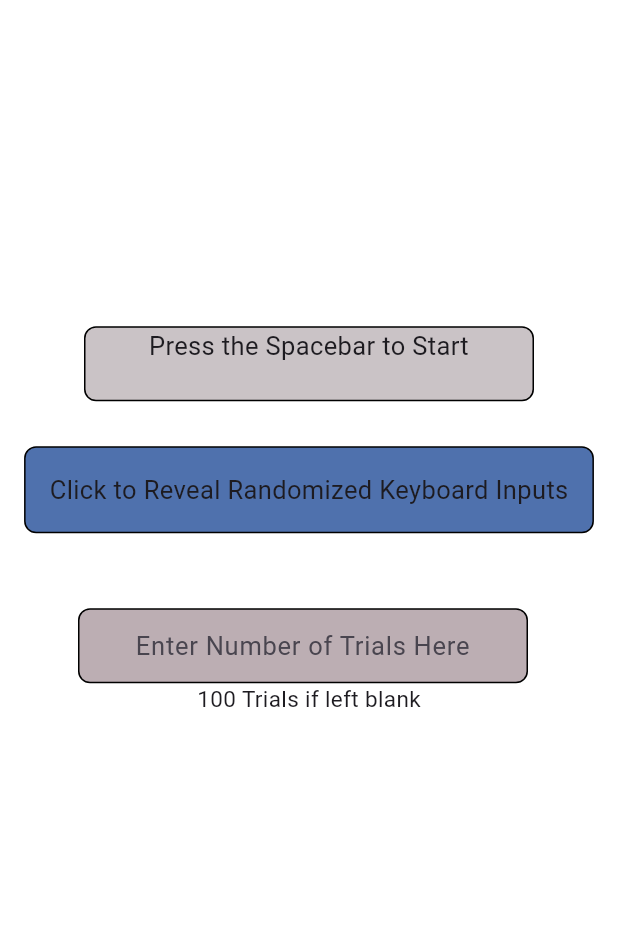
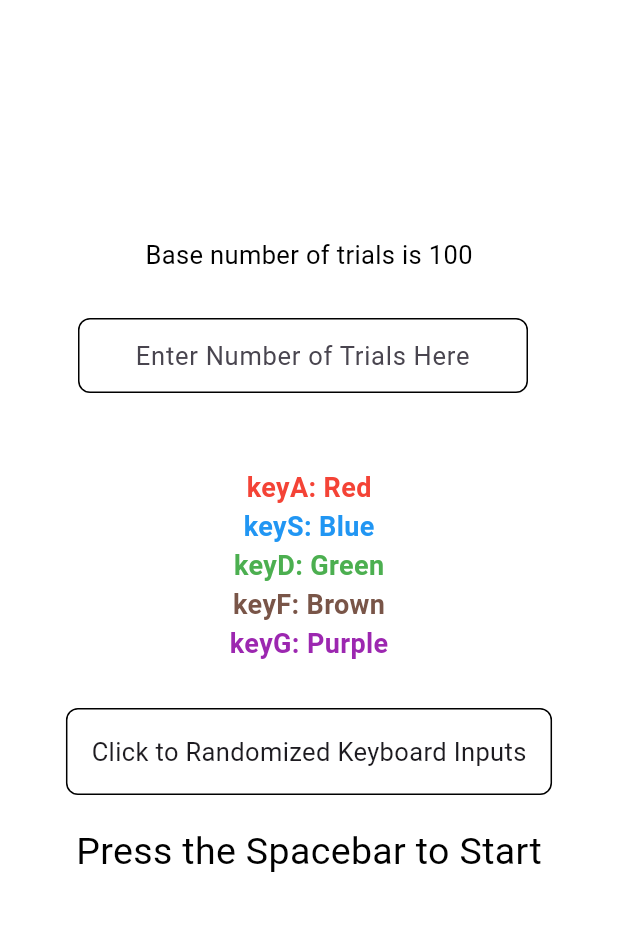
Before and after one commit to Neurotech-BCI/Application, a Flutter app: the screen it shows after launch, on a phone screen of 412 x 824 dp, the part 84-1015 px from its top. Run offline on Flutter 3.47's test engine with Material 3 defaults, Android fonts, the phone set to English and light mode, and no system bars; our stand-ins replace csv, flutter_bloc, googleapis_auth; missing offline and left inert: googleapis; project files that could hold a hidden picture were left out.

Commit message:
STROOP: FINISHED DATA LOGIC AND PRESENTATION LAYOUT

```diff
--- a/stroop/lib/main.dart
+++ b/stroop/lib/main.dart
@@ -4,9 +4,7 @@ import 'package:flutter/material.dart';
 import 'package:flutter_bloc/flutter_bloc.dart';
 import 'dart:async';
 import 'package:flutter/services.dart';
-import 'package:path_provider/path_provider.dart';
 import 'package:csv/csv.dart';
-import 'dart:io';
 import 'dart:convert'; // For json.decode and utf8.encode
 import 'package:googleapis/drive/v3.dart' as drive;
 import 'package:googleapis_auth/auth_io.dart';  // <-- Import here
@@ -34,6 +32,8 @@ final List<LogicalKeyboardKey> keys = [
 final List<String> keyStrings = ['keyA', 'keyS', 'keyD', 'keyF', 'keyG'];
 // Make a top-level Random instance
 final Random randy = Random(DateTime.now().millisecondsSinceEpoch);
+
+final String testStamp = DateTime.now().toIso8601String();
 
 // ------------------ TestObject --------------------------
 class TestObjectState {
@@ -92,7 +92,7 @@ class TestController {
 
 class TestControllerCubit extends Cubit<TestController> {
   TestControllerCubit()
-      : super( TestController(100, 0, false, false, false, false, DateTime.utc(1970, 1, 1), DateTime.utc(1970, 1, 1), []));
+      : super( TestController(100, 0, false, false, false, false, DateTime.utc(1970, 1, 1), DateTime.utc(1970, 1, 1), [0, 1, 2, 3, 4]));
 
   List<int> generateUniqueRandomInts() {
     List<int> numbers = List.generate(5, (index) => index);
@@ -106,18 +106,21 @@ class TestControllerCubit extends Cubit<TestController> {
     state.mEndTime, generateUniqueRandomInts()));
   }
   void initStroop(int cnt) {
+    print("CONTROLLER: INIT STROOP");
     emit(TestController(cnt, state.mCurrCount,
     !state.mStarted, state.mFinished, state.mCorrect,
     state.mQuestioning, state.mStartTime,
     state.mEndTime, state.mKeyBoardLayout));
   }
   void updateFinished() {
+    print("CONTROLLER: FINISHED ON");
     emit(TestController(state.mTaskCount, state.mCurrCount,
     state.mStarted, true, state.mCorrect,
      true, state.mStartTime,
      state.mEndTime, state.mKeyBoardLayout));
   }
   void updateCorrect(bool correct) {
+    print("CONTROLLER: UPDATECORRECT");
     emit(TestController(state.mTaskCount, state.mCurrCount,
     state.mStarted, state.mFinished, correct, state.mQuestioning,
     state.mStartTime, state.mEndTime, state.mKeyBoardLayout));
@@ -125,6 +128,7 @@ class TestControllerCubit extends Cubit<TestController> {
   void updateQuestioning() {
     if(state.mQuestioning == false)
     {
+      print("CONTROLLER: QUESTIONING ON");
       emit(TestController(state.mTaskCount, state.mCurrCount + 1,
       state.mStarted, state.mFinished, state.mCorrect,
       !state.mQuestioning, DateTime.now(),
@@ -132,6 +136,7 @@ class TestControllerCubit extends Cubit<TestController> {
     }
     else
     {
+      print("CONTROLLER: QUESTIONING OFF");
       emit(TestController(state.mTaskCount, state.mCurrCount,
         state.mStarted, state.mFinished, state.mCorrect,
         !state.mQuestioning, state.mStartTime,
@@ -232,7 +237,7 @@ class CsvTracker {
 
   void writeOutData() async {
     final csvData = toCsvString();
-    final fileName = 'stroop_test_${DateTime.now().toIso8601String()}.csv';
+    final fileName = 'stroop_test_$testStamp.csv';
     await uploadFileToDrive(csvData, fileName);
   }
 }
@@ -301,8 +306,9 @@ class TaskCubit extends Cubit<TaskState> {
       }
       else if (!controllerState.mQuestioning)
       {
-        if (controllerState.mCurrCount > controllerState.mTaskCount)
+        if (controllerState.mCurrCount >= controllerState.mTaskCount)
         {
+          updateData();
           controllerCubit.updateFinished();
         }
         else
@@ -395,15 +401,16 @@ class MyHomePage extends StatelessWidget {
     return Scaffold(
       backgroundColor: const Color.fromARGB(255, 255, 255, 255),
       appBar: AppBar(
-        backgroundColor:   const Color.fromARGB(255, 191, 208, 220),
+        backgroundColor: const Color.fromARGB(255, 191, 208, 220),
         centerTitle: true,
+        // Add the logo in the leading property
         title: Column(
           mainAxisAlignment: MainAxisAlignment.center,
           children: [
             const Text('Stroop Task Program'),
-            Text(
+            const Text(
               'Neurotech USC BCI Project 2025',
-              style: const TextStyle(
+              style: TextStyle(
                 fontWeight: FontWeight.bold,
                 fontSize: 18,
               ),
@@ -447,53 +454,43 @@ class MyHomePage extends StatelessWidget {
     );
   }
 
-  Future<Directory> getDirectory() async {
-        final dir = await getApplicationDocumentsDirectory();
-        return dir;
-  }
 
   Widget _endOutput() {
-    return FutureBuilder<Directory>(
-      future: getDirectory(), // The asynchronous function to wait for.
-      builder: (
-        BuildContext context,
-        AsyncSnapshot<Directory> snapshot) {
-        if (snapshot.connectionState == ConnectionState.waiting) {
-          // While the future is loading, show a loading indicator.
-          return const CircularProgressIndicator();
-        } else if (snapshot.hasError) {
-          // If the future returns an error, display the error.
-          return Text(
-            'Error: ${snapshot.error}',
+    return Row(
+      mainAxisAlignment: MainAxisAlignment.center,
+      children: [
+        Column(
+          mainAxisAlignment: MainAxisAlignment.center,
+          children: [
+            Text(
+              'Tests Finished!',
               textAlign: TextAlign.center,
               style: const TextStyle(
-              fontSize: 17,
+                fontSize: 60,
                 color: Color.fromARGB(255, 30, 204, 186),
               ),
-          );
-        } else if (snapshot.hasData) {
-          // Once the future completes, you have the directory.
-          final Directory dir = snapshot.data!;
-          return Text(
-            'Tests Finished! \n \n Directory path: \n ${dir.path}',
+            ),
+            SizedBox(height: 30),
+            Text(
+              'Data saved to:',
               textAlign: TextAlign.center,
               style: const TextStyle(
-              fontSize: 15,
+                fontSize: 25,
+                color: Color.fromARGB(255, 0, 0, 0),
+              ),
+            ),
+            SizedBox(height: 12),
+            Text(
+              'stroop_test_$testStamp.csv',
+              textAlign: TextAlign.center,
+              style: const TextStyle(
+                fontSize: 25,
                 color: Color.fromARGB(255, 30, 204, 186),
               ),
-          );
-        } else {
-          // In case no data is returned.
-          return const Text(
-            'No directory found',
-            textAlign: TextAlign.center,
-            style: TextStyle(
-              fontSize: 17,
-              color: Color.fromARGB(255, 30, 204, 186),
             ),
-          );
-        }
-      },
+          ]
+        )
+      ]
     );
   }
 }
@@ -518,8 +515,6 @@ class _InputOnStartState extends State<InputOnStart> {
     WidgetsBinding.instance.addPostFrameCallback((_) {
       _focusNode.requestFocus();
     });
-    final controllerCubit = context.read<TestControllerCubit>();
-    controllerCubit.initKeys();
   }
 
   @override
@@ -531,6 +526,7 @@ class _InputOnStartState extends State<InputOnStart> {
 
   @override
   Widget build(BuildContext context) {
+    final controllerCubit = context.read<TestControllerCubit>();
     // If waiting, just show "Wait..." text
     if (_showWait) {
       return Center(
@@ -556,25 +552,14 @@ class _InputOnStartState extends State<InputOnStart> {
       child: Column(
         mainAxisAlignment: MainAxisAlignment.center,
         children: [
-          Container(
-            height: 50,
-            width: 300,
-            decoration: BoxDecoration(
-              color: const Color.fromARGB(112, 135, 119, 125),
-              borderRadius: BorderRadius.circular(8.0),
-              border: Border.all(color: Colors.black),
-            ),
-            child:
-              Text('Press the Spacebar to Start',
+          Text('Base number of trials is 100',
             textAlign: TextAlign.center,
               style: const TextStyle(
                 fontSize: 17,
+                color: Color.fromARGB(255, 0, 0, 0),
               ),
-              )
           ),
           SizedBox(height: 30),
-          RevealTextWidget(),
-          SizedBox(height: 50),
           Row(
             mainAxisAlignment: MainAxisAlignment.center,
             children: [
@@ -582,7 +567,7 @@ class _InputOnStartState extends State<InputOnStart> {
                 height: 50,
                 width: 300,
                 decoration: BoxDecoration(
-                  color: const Color.fromARGB(255, 188, 174, 179),
+                  color: const Color.fromARGB(255, 255, 255, 255),
                   borderRadius: BorderRadius.circular(8.0),
                   border: Border.all(color: Colors.black),
                 ),
@@ -600,10 +585,33 @@ class _InputOnStartState extends State<InputOnStart> {
               const SizedBox(width: 8),
             ],
           ),
-          Text('100 Trials if left blank',
-            style: const TextStyle(fontSize: 15)
+          SizedBox(height: 50),
+          Row(
+            mainAxisAlignment: MainAxisAlignment.center,
+            children: [
+            Column(
+              mainAxisAlignment: MainAxisAlignment.center,
+              children:
+                List.generate(5, (index) {
+                  return Text(
+                    '${keyStrings[controllerCubit.state.mKeyBoardLayout[index]]}: ${words[index]}',
+                    style: TextStyle(color: colors[index], fontWeight: FontWeight.bold, fontSize: 18.0),
+                    );
+                  }
                 ),
-          SizedBox(height: 50),
+              ),
+            ],
+          ),
+          SizedBox(height: 30),
+          RandomKeysWidget(),
+          SizedBox(height: 20),
+          Text('Press the Spacebar to Start',
+            textAlign: TextAlign.center,
+              style: const TextStyle(
+                fontSize: 25,
+                color: Color.fromARGB(255, 0, 0, 0),
+              ),
+          ),
         ],
       ),
     );
@@ -628,19 +636,21 @@ class _InputOnStartState extends State<InputOnStart> {
   }
 }
 
-class RevealTextWidget extends StatefulWidget {
-  const RevealTextWidget({super.key});
+class RandomKeysWidget extends StatefulWidget {
+  const RandomKeysWidget({super.key});
 
   @override
-  RevealTextWidgetState createState() => RevealTextWidgetState();
+  RandomKeysWidgetState createState() => RandomKeysWidgetState();
 }
 
-class RevealTextWidgetState extends State<RevealTextWidget> {
+class RandomKeysWidgetState extends State<RandomKeysWidget> {
   bool _isRevealed = false;
 
   void _toggleReveal() {
     setState(() {
       _isRevealed = !_isRevealed;
+      final controllerCubit = context.read<TestControllerCubit>();
+      controllerCubit.initKeys();
     });
   }
 
@@ -651,46 +661,21 @@ class RevealTextWidgetState extends State<RevealTextWidget> {
       child: Container(
         padding: const EdgeInsets.all(16.0),
         decoration: BoxDecoration(
-          color: const Color.fromARGB(255, 79, 113, 173),
+          color: const Color.fromARGB(255, 255, 255, 255),
           borderRadius: BorderRadius.circular(8.0),
           border: Border.all(color: Colors.black),
         ),
         child: Center(
-          child: ColoredTextExample(colored: _isRevealed),
+          child: Text(
+            'Click to Randomized Keyboard Inputs',
+            style: TextStyle(fontSize: 17.0),
+          )
         ),
       ),
     );
   }
 }
 
-class ColoredTextExample extends StatelessWidget {
-  final bool colored;
-
-  const ColoredTextExample({super.key, required this.colored});
-
-  @override
-  Widget build(BuildContext context) {
-    final controllerCubit = context.read<TestControllerCubit>();
-    if (colored) {
-      return RichText(
-        text: TextSpan(
-          style: DefaultTextStyle.of(context).style.copyWith(fontSize: 18.0),
-          children: List.generate(5, (index) {
-            return TextSpan(
-              text: '${keyStrings[controllerCubit.state.mKeyBoardLayout[index]]}: ${words[index]}\n',
-              style: TextStyle(color: colors[index], fontWeight: FontWeight.bold, fontSize: 18.0),
-            );
-          }),
-        ),
-      );
-    } else {
-      return const Text(
-        'Click to Reveal Randomized Keyboard Inputs',
-        style: TextStyle(fontSize: 17.0),
-      );
-    }
-  }
-}
 
 class InputOnTask extends StatefulWidget {
   const InputOnTask({super.key});
```
Lines whose indentation alone changed are shown as unchanged.
